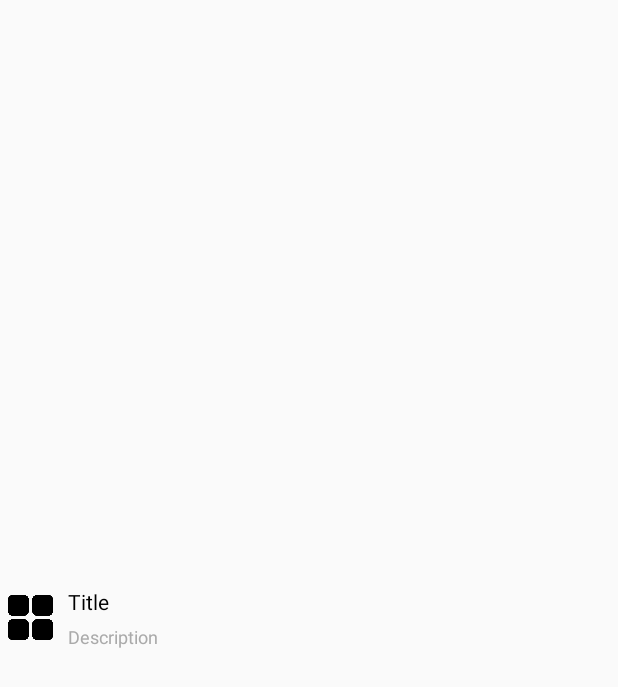
After one commit to letsgodawa/Payroll, an Android app: the layout adapter_category_item.xml on its own in the app's theme, with its tools: preview values and no code run, on a phone screen of 412 x 824 dp. The commit adds this screen. Shown: the top 687 px of the screen. Run offline under Robolectric (Android 15) with nearby library versions, the phone set to English and light mode, and no system bars.

Commit message:
Implement adapter code

```diff
--- /dev/null
+++ b/app/src/main/res/layout/adapter_category_item.xml
@@ -0,0 +1,41 @@
+<?xml version="1.0" encoding="utf-8"?>
+<LinearLayout xmlns:android="http://schemas.android.com/apk/res/android"
+    android:layout_height="match_parent"
+    android:layout_width="match_parent"
+    android:orientation="horizontal"
+    android:padding="5dp">
+
+    <ImageView
+        android:layout_height="30dp"
+        android:layout_gravity="center"
+        android:layout_width="30dp"
+        android:src="@drawable/ic_category" />
+
+    <LinearLayout
+        android:layout_height="wrap_content"
+        android:layout_marginStart="10dp"
+        android:layout_weight="1"
+        android:layout_gravity="center"
+        android:layout_width="0dp"
+        android:orientation="vertical">
+
+        <TextView
+            android:id="@+id/txtTitle"
+            android:layout_height="wrap_content"
+            android:layout_width="wrap_content"
+            android:text="Title"
+            android:textColor="@android:color/black"
+            android:textSize="14sp" />
+
+        <TextView
+            android:id="@+id/txtDescription"
+            android:layout_height="wrap_content"
+            android:layout_marginTop="5dp"
+            android:layout_width="wrap_content"
+            android:text="Description"
+            android:textColor="@android:color/darker_gray"
+            android:textSize="12sp" />
+
+    </LinearLayout>
+
+</LinearLayout>
```
Also changed, not shown: app/src/main/java/com/sujan/myapplication/category/CategoryActivity.java (+11 -2 lines), app/src/main/java/com/sujan/myapplication/category/CategoryAdapter.java (added, +30 -0 lines), app/src/main/java/com/sujan/myapplication/category/CategoryVH.java (added, +20 -0 lines), app/src/main/res/drawable/ic_category.png (added).
